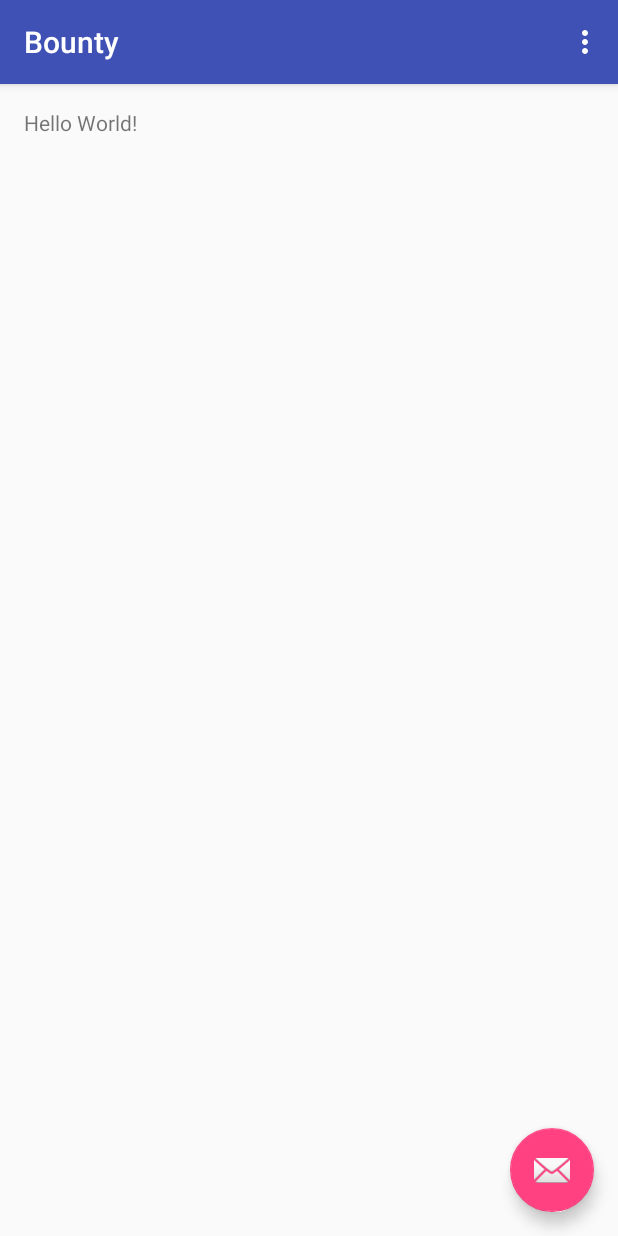
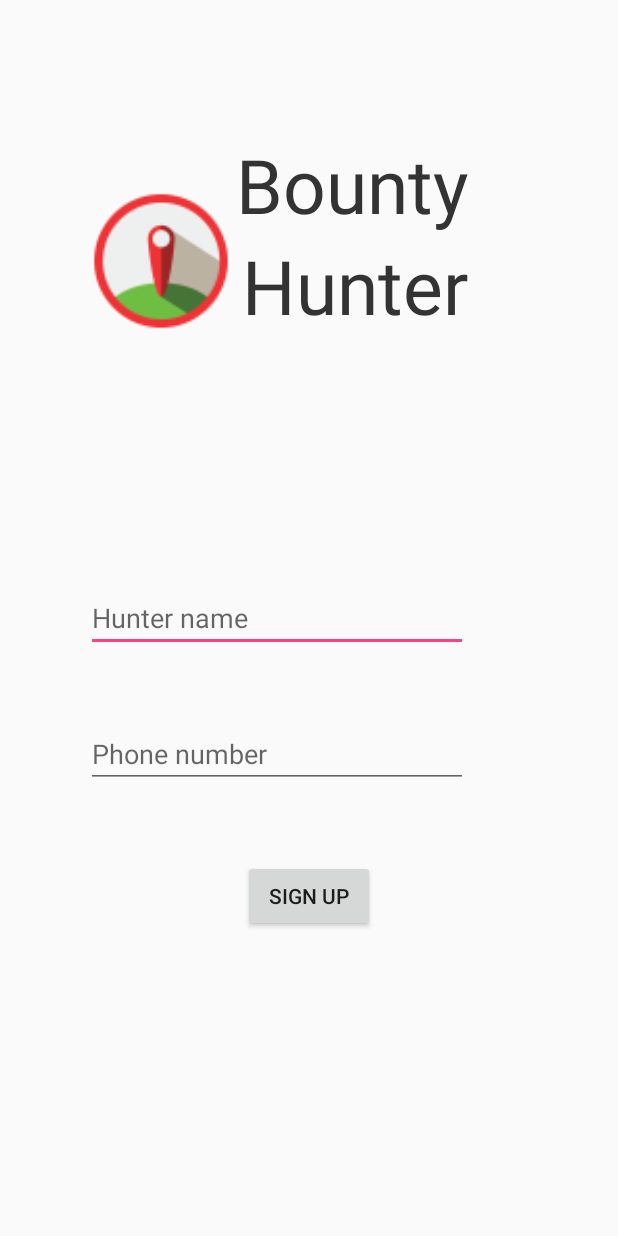
Before and after one commit to rafaelmv/Bounty, an Android app: the screen it shows after launch (MainActivity), on a phone screen of 412 x 824 dp. Run offline under Robolectric (Android 15) with nearby library versions, the phone set to English and light mode, and no system bars.

```diff
--- a/app/build.gradle
+++ b/app/build.gradle
@@ -24,4 +24,7 @@ dependencies {
     testCompile 'junit:junit:4.12'
     compile 'com.android.support:appcompat-v7:23.1.1'
     compile 'com.android.support:design:23.1.1'
+    compile 'com.squareup.retrofit:retrofit:2.0.0-beta2'
+    compile 'com.android.support:cardview-v7:23.0.+'
+    compile 'com.android.support:recyclerview-v7:23.0.+'
 }
--- a/app/src/main/AndroidManifest.xml
+++ b/app/src/main/AndroidManifest.xml
@@ -18,6 +18,9 @@
                 <category android:name="android.intent.category.LAUNCHER" />
             </intent-filter>
         </activity>
+        <activity android:name=".UserProfile">
+
+        </activity>
     </application>
 
 </manifest>
--- a/app/src/main/java/com/equicoganador/bounty/MainActivity.java
+++ b/app/src/main/java/com/equicoganador/bounty/MainActivity.java
@@ -1,5 +1,7 @@
 package com.equicoganador.bounty;
 
+import android.app.Activity;
+import android.content.Intent;
 import android.os.Bundle;
 import android.support.design.widget.FloatingActionButton;
 import android.support.design.widget.Snackbar;
@@ -9,23 +11,13 @@ import android.view.View;
 import android.view.Menu;
 import android.view.MenuItem;
 
-public class MainActivity extends AppCompatActivity {
+public class MainActivity extends Activity {
 
     @Override
     protected void onCreate(Bundle savedInstanceState) {
         super.onCreate(savedInstanceState);
         setContentView(R.layout.activity_main);
-        Toolbar toolbar = (Toolbar) findViewById(R.id.toolbar);
-        setSupportActionBar(toolbar);
 
-        FloatingActionButton fab = (FloatingActionButton) findViewById(R.id.fab);
-        fab.setOnClickListener(new View.OnClickListener() {
-            @Override
-            public void onClick(View view) {
-                Snackbar.make(view, "Replace with your own action", Snackbar.LENGTH_LONG)
-                        .setAction("Action", null).show();
-            }
-        });
     }
 
     @Override
@@ -33,6 +25,11 @@ public class MainActivity extends AppCompatActivity {
         // Inflate the menu; this adds items to the action bar if it is present.
         getMenuInflater().inflate(R.menu.menu_main, menu);
         return true;
+    }
+
+    public void signUp(View view) {
+        Intent intent = new Intent(this, UserProfile.class);
+        startActivity(intent);
     }
 
     @Override
--- a/app/src/main/res/layout/activity_main.xml
+++ b/app/src/main/res/layout/activity_main.xml
@@ -7,28 +7,7 @@
     android:fitsSystemWindows="true"
     tools:context="com.equicoganador.bounty.MainActivity">
 
-    <android.support.design.widget.AppBarLayout
-        android:layout_width="match_parent"
-        android:layout_height="wrap_content"
-        android:theme="@style/AppTheme.AppBarOverlay">
 
-        <android.support.v7.widget.Toolbar
-            android:id="@+id/toolbar"
-            android:layout_width="match_parent"
-            android:layout_height="?attr/actionBarSize"
-            android:background="?attr/colorPrimary"
-            app:popupTheme="@style/AppTheme.PopupOverlay" />
-
-    </android.support.design.widget.AppBarLayout>
-
-    <include layout="@layout/content_main" />
-
-    <android.support.design.widget.FloatingActionButton
-        android:id="@+id/fab"
-        android:layout_width="wrap_content"
-        android:layout_height="wrap_content"
-        android:layout_gravity="bottom|end"
-        android:layout_margin="@dimen/fab_margin"
-        android:src="@android:drawable/ic_dialog_email" />
+    <include layout="@layout/content_main"/>
 
 </android.support.design.widget.CoordinatorLayout>
--- a/app/src/main/res/layout/content_main.xml
+++ b/app/src/main/res/layout/content_main.xml
@@ -4,6 +4,7 @@
     xmlns:tools="http://schemas.android.com/tools"
     android:layout_width="match_parent"
     android:layout_height="match_parent"
+    android:orientation="vertical"
     android:paddingBottom="@dimen/activity_vertical_margin"
     android:paddingLeft="@dimen/activity_horizontal_margin"
     android:paddingRight="@dimen/activity_horizontal_margin"
@@ -12,8 +13,66 @@
     tools:context="com.equicoganador.bounty.MainActivity"
     tools:showIn="@layout/activity_main">
 
+    <ImageView
+        android:layout_width="100dp"
+        android:layout_height="100dp"
+        android:background="@mipmap/ic_launcher"
+        android:id="@+id/imageView"
+        android:layout_marginStart="41dp"
+        android:layout_alignBottom="@+id/textView2"
+        android:layout_alignParentStart="true" />
+
     <TextView
         android:layout_width="wrap_content"
         android:layout_height="wrap_content"
-        android:text="Hello World!" />
+        android:textSize="@dimen/title"
+        android:textColor="@color/fontTitle"
+        android:text="@string/title"
+        android:id="@+id/textView"
+        android:layout_marginTop="73dp"
+        android:layout_alignParentTop="true"
+        android:layout_toEndOf="@+id/imageView" />
+
+    <TextView
+        android:layout_width="wrap_content"
+        android:layout_height="wrap_content"
+        android:textSize="@dimen/title"
+        android:textColor="@color/fontTitle"
+        android:text="@string/hunter"
+        android:id="@+id/textView2"
+        android:layout_below="@+id/textView"
+        android:layout_alignEnd="@+id/textView" />
+
+    <EditText
+        android:layout_width="wrap_content"
+        android:layout_height="wrap_content"
+        android:id="@+id/nickname"
+        android:layout_centerVertical="true"
+        android:layout_alignStart="@+id/imageView"
+        android:layout_alignEnd="@+id/textView2"
+        android:hint="Hunter name"/>
+
+    <EditText
+        android:layout_width="wrap_content"
+        android:layout_height="wrap_content"
+        android:inputType="phone"
+        android:ems="10"
+        android:id="@+id/phone"
+        android:layout_below="@+id/nickname"
+        android:layout_marginTop="45dp"
+        android:layout_alignStart="@+id/nickname"
+        android:layout_alignEnd="@+id/textView2"
+        android:hint="Phone number"/>
+
+    <Button
+        android:layout_width="wrap_content"
+        android:layout_height="wrap_content"
+        android:text="Sign Up"
+        android:id="@+id/signup"
+        android:layout_below="@+id/phone"
+        android:layout_centerHorizontal="true"
+        android:layout_marginTop="48dp"
+        android:onClick="signUp"/>
+
+
 </RelativeLayout>
--- a/app/src/main/res/values/colors.xml
+++ b/app/src/main/res/values/colors.xml
@@ -3,4 +3,5 @@
     <color name="colorPrimary">#3F51B5</color>
     <color name="colorPrimaryDark">#303F9F</color>
     <color name="colorAccent">#FF4081</color>
+    <color name="fontTitle">#333333</color>
 </resources>
--- a/app/src/main/res/values/dimens.xml
+++ b/app/src/main/res/values/dimens.xml
@@ -3,4 +3,5 @@
     <dimen name="activity_horizontal_margin">16dp</dimen>
     <dimen name="activity_vertical_margin">16dp</dimen>
     <dimen name="fab_margin">16dp</dimen>
+    <dimen name="title">50sp</dimen>
 </resources>
--- a/app/src/main/res/values/strings.xml
+++ b/app/src/main/res/values/strings.xml
@@ -1,4 +1,6 @@
 <resources>
     <string name="app_name">Bounty</string>
     <string name="action_settings">Settings</string>
+    <string name="title">Bounty</string>
+    <string name="hunter">Hunter</string>
 </resources>
```
Also changed, not shown: app/src/main/java/com/equicoganador/bounty/UserProfile.java (added, +25 -0 lines), app/src/main/res/layout/pending_matches.xml (added, +10 -0 lines), app/src/main/res/layout/user_profile.xml (added, +25 -0 lines), app/src/main/res/mipmap-hdpi/ic_launcher.png, app/src/main/res/mipmap-mdpi/ic_launcher.png, app/src/main/res/mipmap-xhdpi/ic_launcher.png, app/src/main/res/mipmap-xxhdpi/ic_launcher.png, app/src/main/res/mipmap-xxxhdpi/ic_launcher.png.
